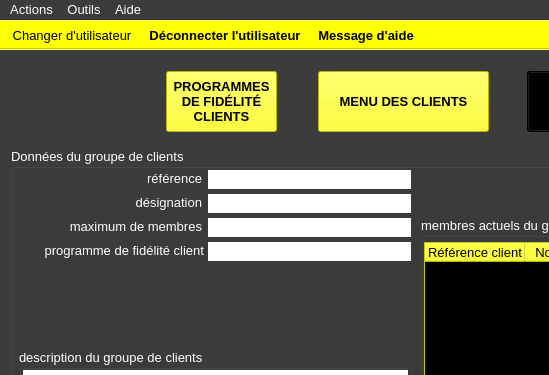
This is ui/crm/details/yeroth-erp-details-dun-groupe-de-clients-window.ui in xnoumbissinoundou/yeroth-erp-3.0 as Qt 5 draws it before an edit; both pictures show x 0 to 549 and y 0 to 375 of the 799 by 601 pixel window. The edited form follows.
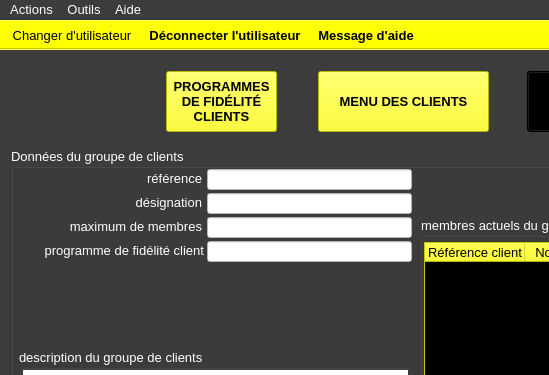
This is the edited form. Icons and pictures are not drawn. Custom widgets are drawn as their Qt base class.

The edit to the form file:
```diff
--- a/ui/crm/details/yeroth-erp-details-dun-groupe-de-clients-window.ui
+++ b/ui/crm/details/yeroth-erp-details-dun-groupe-de-clients-window.ui
@@ -2725,7 +2725,7 @@
       </font>
      </property>
      <property name="styleSheet">
-      <string notr="true">border: 1px solid rgb(60, 60, 60);</string>
+      <string notr="true"/>
      </property>
     </widget>
     <widget class="YerothLineEdit" name="lineEdit_details_dun_groupe_de_clients_maximum_de_membres">
@@ -3212,7 +3212,7 @@
       </font>
      </property>
      <property name="styleSheet">
-      <string notr="true">border: 1px solid rgb(60, 60, 60);</string>
+      <string notr="true"/>
      </property>
     </widget>
     <widget class="YerothLineEdit" name="lineEdit_details_dun_groupe_de_clients_designation">
@@ -3699,7 +3699,7 @@
       </font>
      </property>
      <property name="styleSheet">
-      <string notr="true">border: 1px solid rgb(60, 60, 60);</string>
+      <string notr="true"/>
      </property>
     </widget>
     <widget class="QGroupBox" name="groupBox_details_dun_groupe_de_clients_description_groupe">
@@ -6907,7 +6907,7 @@
       </font>
      </property>
      <property name="styleSheet">
-      <string notr="true">border: 1px solid rgb(60, 60, 60);</string>
+      <string notr="true"/>
      </property>
     </widget>
    </widget>
```
